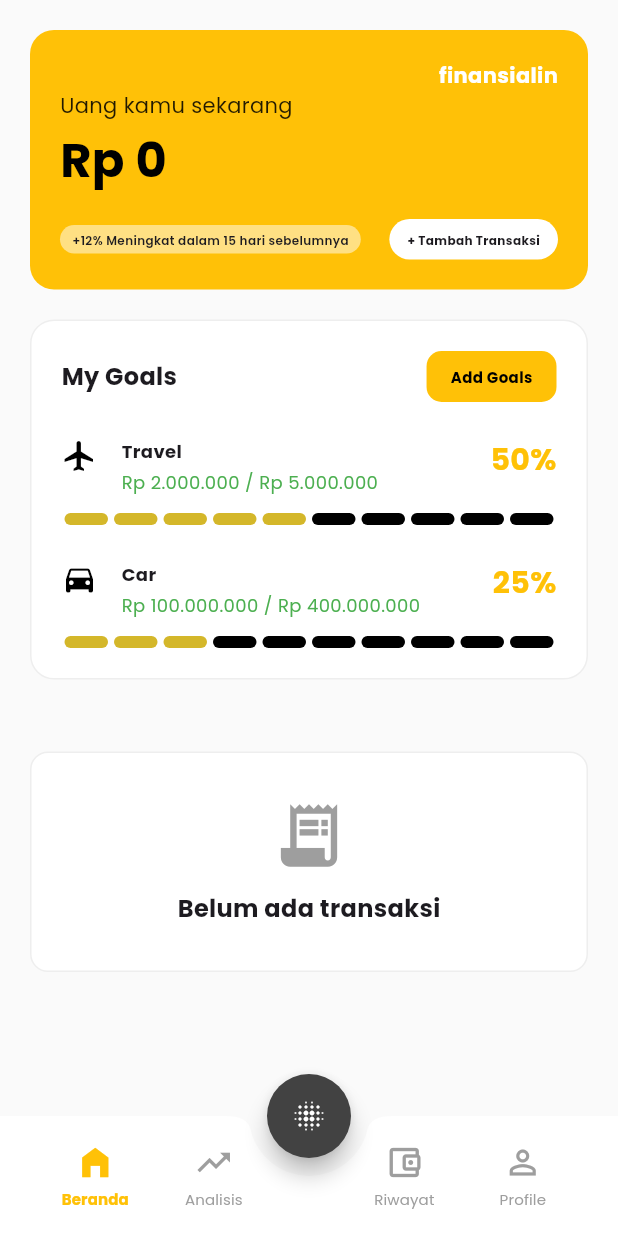
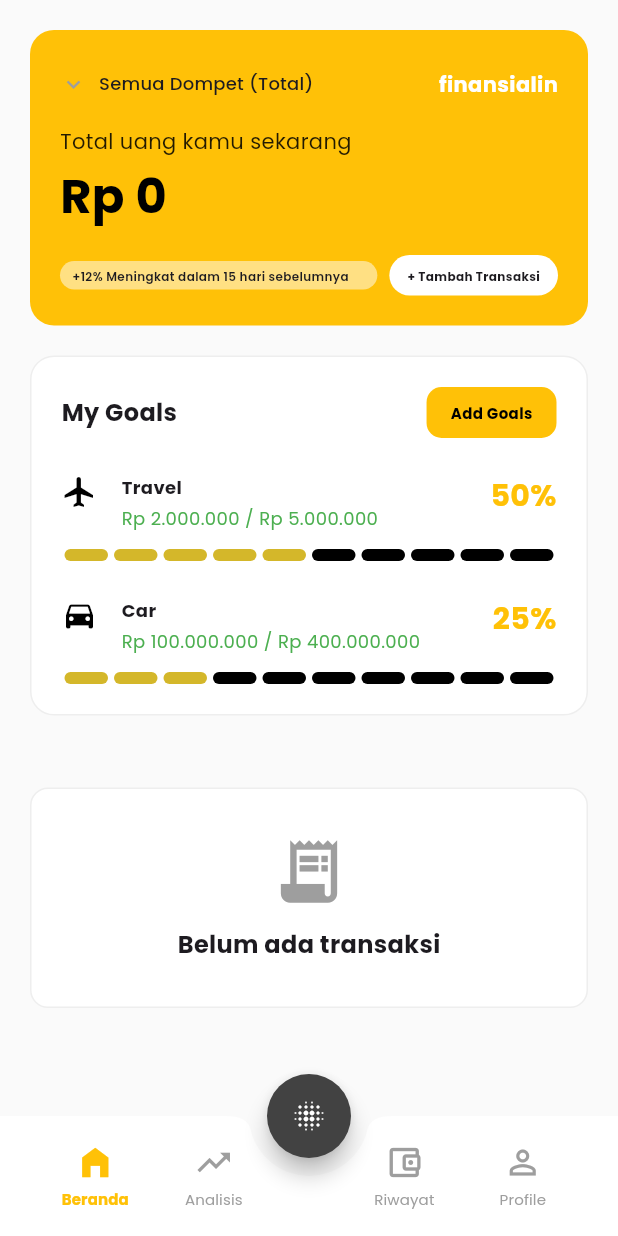
Before and after one commit to Zaskia10/mobile_finansialin, a Flutter app: the HomePage screen opened directly, on a phone screen of 412 x 824 dp. Run offline on Flutter 3.47's test engine with Material 3 defaults, Android fonts, the phone set to English and light mode, and no system bars; our stand-ins replace camera, dio, fl_chart, flutter_dotenv, google_fonts, image_picker and 1 more; accounts and stored records are empty; network calls fail.

Commit message:
add fitur lihat saldo dompet

```diff
--- a/lib/pages/home_page.dart
+++ b/lib/pages/home_page.dart
@@ -25,6 +25,8 @@ class _HomePageState extends State<HomePage> {
   double expense = 0;
   double _totalBalance = 0;
   List<dynamic> transactions = [];
+  List<dynamic> resources = [];
+  dynamic selectedResourceHome;
 
   // ✅ FIXED: Hanya satu initState, semua inisialisasi digabung
   @override
@@ -53,6 +55,28 @@ class _HomePageState extends State<HomePage> {
     fetchTransactionsMonth();
     fetchTransactions();
     _fetchTotalBalance();
+    fetchResourcesHome();
+  }
+
+  Future<void> fetchResourcesHome() async {
+    try {
+      final res = await dio.get("/resources");
+      if (mounted) {
+        setState(() {
+          // Cek berbagai kemungkinan format response (List langsung atau dalam field 'data')
+          if (res.data is List) {
+            resources = res.data;
+          } else if (res.data is Map && res.data['data'] != null) {
+            resources = res.data['data'];
+          } else {
+            resources = [];
+          }
+          debugPrint("HOME: Berhasil ambil ${resources.length} dompet");
+        });
+      }
+    } catch (e) {
+      debugPrint("HOME: Gagal ambil dompet: $e");
+    }
   }
 
   Future<void> _fetchTotalBalance() async {
@@ -120,7 +144,8 @@ class _HomePageState extends State<HomePage> {
     final result = await Navigator.push(
       context,
       MaterialPageRoute(
-        builder: (context) => isIncome ? TransactionPemasukan() : TransactionPengeluaran(),
+        builder: (context) =>
+            isIncome ? TransactionPemasukan() : TransactionPengeluaran(),
       ),
     );
 
@@ -132,6 +157,7 @@ class _HomePageState extends State<HomePage> {
       _fetchTotalBalance();
       fetchTransactions();
       fetchTransactionsMonth();
+      fetchResourcesHome(); // Refresh daftar dompet juga
     }
   }
 
@@ -236,9 +262,20 @@ class _HomePageState extends State<HomePage> {
   }
 
   Widget _buildBalanceCard() {
+    // Tentukan nominal yang ditampilkan
+    double displayBalance = _totalBalance;
+    String displayTitle = "Total uang kamu sekarang";
+
+    if (selectedResourceHome != null) {
+      displayBalance =
+          double.tryParse(selectedResourceHome['balance']?.toString() ?? '0') ??
+          0;
+      displayTitle = "Uang kamu sekarang";
+    }
+
     return Container(
       width: double.infinity,
-      padding: const EdgeInsets.all(20),
+      padding: const EdgeInsets.only(top: 12, left: 20, right: 20, bottom: 20),
       decoration: BoxDecoration(
         color: const Color(0xFFFFC107),
         borderRadius: BorderRadius.circular(16),
@@ -246,23 +283,78 @@ class _HomePageState extends State<HomePage> {
       child: Column(
         crossAxisAlignment: CrossAxisAlignment.start,
         children: [
-          const Align(
-            alignment: Alignment.topRight,
-            child: Text(
+          Row(
+            mainAxisAlignment: MainAxisAlignment.spaceBetween,
+            children: [
+              // Pilihan Sumber Uang (Dompet) - Dibuat lebih simpel tanpa background
+              GestureDetector(
+                child: Container(
+                  padding: EdgeInsets.zero,
+                  child: DropdownButtonHideUnderline(
+                    child: DropdownButton<dynamic>(
+                      value: selectedResourceHome,
+                      hint: const Row(
+                        mainAxisSize: MainAxisSize.min,
+                        children: [
+                          Icon(Icons.keyboard_arrow_down, color: Colors.black, size: 20),
+                          SizedBox(width: 4),
+                          Text(
+                            "Pilih sumber uang (dompet)",
+                            style: TextStyle(fontSize: 12, color: Colors.black, fontWeight: FontWeight.w500),
+                          ),
+                        ],
+                      ),
+                      icon: const SizedBox.shrink(), // Sembunyikan ikon bawaan di kanan
+                      items: [
+                        const DropdownMenuItem<dynamic>(
+                          value: null,
+                          child: Row(
+                            children: [
+                              Icon(Icons.keyboard_arrow_down, size: 18, color: Colors.grey),
+                              SizedBox(width: 8),
+                              Text("Semua Dompet (Total)", style: TextStyle(fontSize: 12)),
+                            ],
+                          ),
+                        ),
+                        ...resources.map((res) {
+                          return DropdownMenuItem<dynamic>(
+                            value: res,
+                            child: Row(
+                              children: [
+                                const Icon(Icons.keyboard_arrow_down, size: 18, color: Colors.grey),
+                                const SizedBox(width: 8),
+                                Text(res['source']?.toString() ?? '-', style: const TextStyle(fontSize: 12)),
+                              ],
+                            ),
+                          );
+                        }).toList(),
+                      ],
+                      onChanged: (val) {
+                        setState(() {
+                          selectedResourceHome = val;
+                        });
+                      },
+                    ),
+                  ),
+                ),
+              ),
+              const Text(
                 "finansialin",
                 style: TextStyle(
                   fontWeight: FontWeight.bold,
                   color: Colors.white,
                 ),
               ),
-          ),
-          const Text(
-            "Uang kamu sekarang",
-            style: TextStyle(color: Colors.black87, fontSize: 14),
+            ],
           ),
           const SizedBox(height: 4),
           Text(
-            formatCurrency(_totalBalance),
+            displayTitle,
+            style: const TextStyle(color: Colors.black87, fontSize: 14),
+          ),
+          const SizedBox(height: 4),
+          Text(
+            formatCurrency(displayBalance),
             style: const TextStyle(
               color: Colors.black,
               fontSize: 32,
@@ -273,8 +365,12 @@ class _HomePageState extends State<HomePage> {
           Row(
             mainAxisAlignment: MainAxisAlignment.spaceBetween,
             children: [
-              Container(
-                padding: const EdgeInsets.symmetric(horizontal: 8, vertical: 4),
+              Expanded(
+                child: Container(
+                  padding: const EdgeInsets.symmetric(
+                    horizontal: 8,
+                    vertical: 4,
+                  ),
                   decoration: BoxDecoration(
                     color: Colors.white.withOpacity(0.5),
                     borderRadius: BorderRadius.circular(12),
@@ -282,8 +378,11 @@ class _HomePageState extends State<HomePage> {
                   child: const Text(
                     "+12% Meningkat dalam 15 hari sebelumnya",
                     style: TextStyle(fontSize: 8, fontWeight: FontWeight.w600),
+                    overflow: TextOverflow.ellipsis,
                   ),
                 ),
+              ),
+              const SizedBox(width: 8),
               GestureDetector(
                 onTap: () => _navigateToTransaction(isIncome: true),
                 child: Container(
```
Lines whose indentation alone changed are shown as unchanged.
